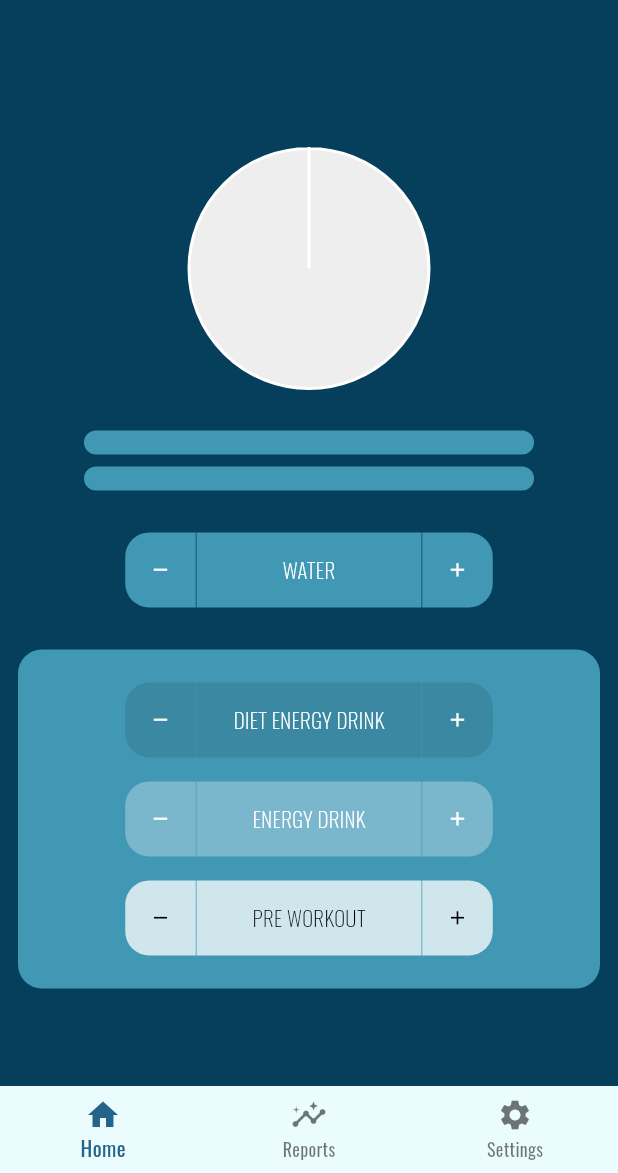
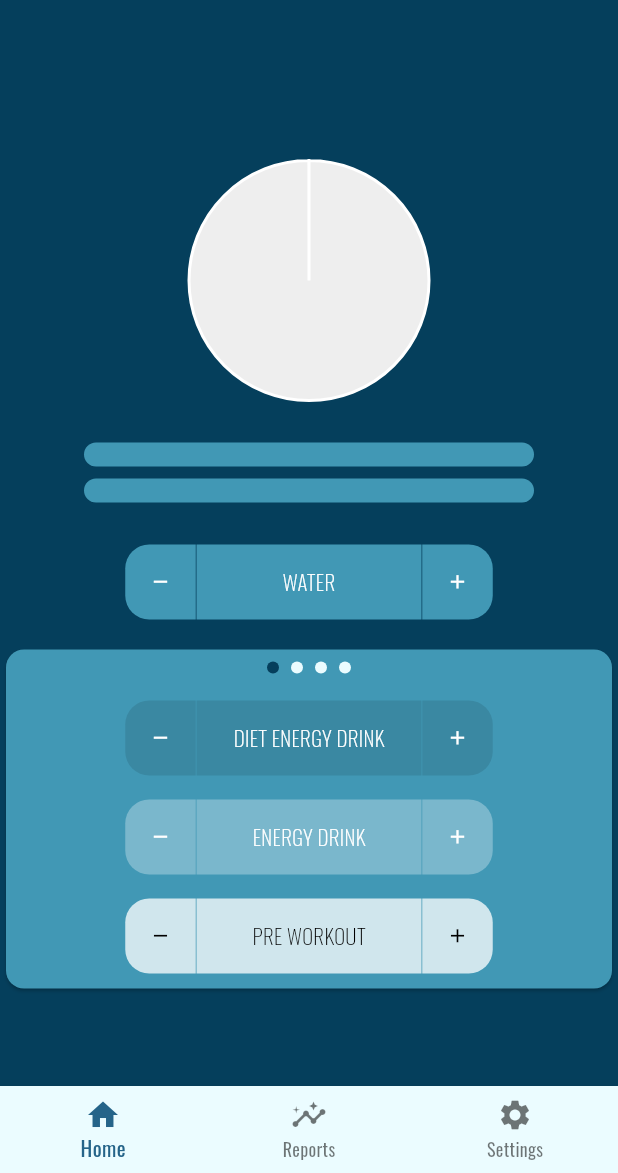
Before and after one commit to swsvindland/water_track, a Flutter app: the HomePageMobile screen opened directly, on a phone screen of 412 x 824 dp, the part 63-1236 px from its top. Run offline on Flutter 3.47's test engine with Material 2 defaults, Android fonts, the phone set to English and light mode, and no system bars; drawn by our look-alikes of carousel_slider, flutter_animation_progress_bar; our stand-ins replace charts_flutter, cloud_firestore, firebase_auth, firebase_core, firebase_messaging, google_fonts and 3 more; missing offline and left inert: firebase_app_check, os_detect; accounts and stored records are empty; generated files the repository leaves out were written again; network calls fail.

Commit message:
add page icon to carousel

```diff
--- a/lib/widgets/buttons/buttons.dart
+++ b/lib/widgets/buttons/buttons.dart
@@ -5,6 +5,7 @@ import 'package:provider/provider.dart';
 import 'package:water_track/models/models.dart';
 import 'package:water_track/services/database_service.dart';
 import 'package:water_track/services/graph_animation_provider.dart';
+import 'package:water_track/widgets/buttons/carousel.dart';
 import '../../utils/constants.dart';
 import 'drink_button.dart';
 import 'package:flutter_gen/gen_l10n/app_localizations.dart';
@@ -162,30 +163,7 @@ class Buttons extends StatelessWidget {
               dec: () => decDrink(user, drinks, 'water', graphAnimation,
                   preferences.drinkSize)),
           const SizedBox(height: 16),
-          CarouselSlider(
-            options: CarouselOptions(height: 250.0, viewportFraction: 1),
-            items: [1, 2, 3, 4].map((i) {
-              return Builder(
-                builder: (BuildContext context) {
-                  return Container(
-                    margin: const EdgeInsets.all(12),
-                    width: MediaQuery.of(context).size.width,
-                    decoration: const BoxDecoration(
-                        color: primary,
-                        borderRadius: BorderRadius.all(Radius.circular(16))),
-                    child: Center(
-                        child: i == 1
-                            ? energyDrinks
-                            : i == 2
-                                ? dirtDrinks
-                                : i == 3
-                                    ? waterDrinks
-                                    : chemDrinks),
-                  );
-                },
-              );
-            }).toList(),
-          ),
+          Carousel(items: [energyDrinks, dirtDrinks, waterDrinks, chemDrinks])
         ],
       ),
     );
--- /dev/null
+++ b/lib/widgets/buttons/carousel.dart
@@ -0,0 +1,59 @@
+import 'package:carousel_slider/carousel_slider.dart';
+import 'package:flutter/material.dart';
+import 'package:water_track/utils/constants.dart';
+
+class Carousel extends StatefulWidget {
+  const Carousel({Key? key, required this.items}) : super(key: key);
+  final Iterable<Widget> items;
+
+  @override
+  State<Carousel> createState() => _CarouselState();
+}
+
+class _CarouselState extends State<Carousel> {
+  int _current = 0;
+  final CarouselController _controller = CarouselController();
+
+  @override
+  Widget build(BuildContext context) {
+    return SizedBox(
+      width: 600,
+      child: Card(
+        color: primary,
+        child: Column(
+          children: [
+            Row(
+              mainAxisAlignment: MainAxisAlignment.center,
+              children: widget.items.toList().asMap().entries.map((entry) {
+                return GestureDetector(
+                  onTap: () => _controller.animateToPage(entry.key),
+                  child: Container(
+                    width: 8.0,
+                    height: 8.0,
+                    margin: const EdgeInsets.symmetric(
+                        vertical: 8.0, horizontal: 4.0),
+                    decoration: BoxDecoration(
+                        shape: BoxShape.circle,
+                        color: _current == entry.key ? background : primaryVeryLight),
+                  ),
+                );
+              }).toList(),
+            ),
+            CarouselSlider(
+              items: widget.items.toList(),
+              carouselController: _controller,
+              options: CarouselOptions(
+                  enlargeCenterPage: true,
+                  aspectRatio: 2.0,
+                  onPageChanged: (index, reason) {
+                    setState(() {
+                      _current = index;
+                    });
+                  }),
+            ),
+          ],
+        ),
+      ),
+    );
+  }
+}
```
